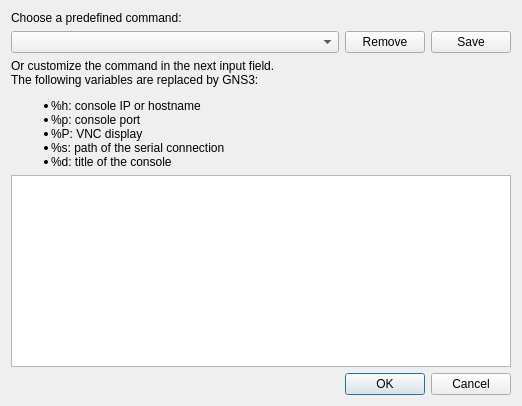
Before: the Qt Designer form gns3/ui/console_command_dialog.ui in mpplab/MNSS, drawn with Qt 5.
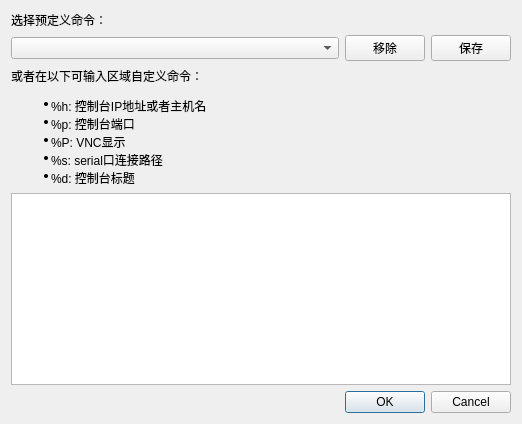
After: the same form once the commit is applied.

Patch:
```diff
--- a/gns3/ui/console_command_dialog.ui
+++ b/gns3/ui/console_command_dialog.ui
@@ -35,7 +35,7 @@
    <item>
     <widget class="QLabel" name="label_2">
      <property name="text">
-      <string>Choose a predefined command:</string>
+      <string>选择预定义命令：</string>
      </property>
     </widget>
    </item>
@@ -54,14 +54,14 @@
      <item>
       <widget class="QPushButton" name="uiRemovePushButton">
        <property name="text">
-        <string>Remove</string>
+        <string>移除</string>
        </property>
       </widget>
      </item>
      <item>
       <widget class="QPushButton" name="uiSavePushButton">
        <property name="text">
-        <string>Save</string>
+        <string>保存</string>
        </property>
       </widget>
      </item>
@@ -70,7 +70,7 @@
    <item>
     <widget class="QLabel" name="label">
      <property name="text">
-      <string>&lt;html&gt;&lt;head/&gt;&lt;body&gt;&lt;p&gt;Or customize the command in the next input field. &lt;br/&gt;The following variables are replaced by GNS3: &lt;/p&gt;&lt;ul style=&quot;margin-top: 0px; margin-bottom: 0px; margin-left: 0px; margin-right: 0px; -qt-list-indent: 1;&quot;&gt;&lt;li style=&quot; margin-top:12px; margin-bottom:0px; margin-left:0px; margin-right:0px; -qt-block-indent:0; text-indent:0px;&quot;&gt;%h: console IP or hostname&lt;/li&gt;&lt;li style=&quot; margin-top:0px; margin-bottom:0px; margin-left:0px; margin-right:0px; -qt-block-indent:0; text-indent:0px;&quot;&gt;%p: console port&lt;/li&gt;&lt;li style=&quot; margin-top:0px; margin-bottom:0px; margin-left:0px; margin-right:0px; -qt-block-indent:0; text-indent:0px;&quot;&gt;%P: VNC display&lt;/li&gt;&lt;li style=&quot; margin-top:0px; margin-bottom:0px; margin-left:0px; margin-right:0px; -qt-block-indent:0; text-indent:0px;&quot;&gt;%s: path of the serial connection&lt;/li&gt;&lt;li style=&quot; margin-top:0px; margin-bottom:12px; margin-left:0px; margin-right:0px; -qt-block-indent:0; text-indent:0px;&quot;&gt;%d: title of the console&lt;/li&gt;&lt;/ul&gt;&lt;/body&gt;&lt;/html&gt;</string>
+      <string>&lt;html&gt;&lt;head/&gt;&lt;body&gt;&lt;p&gt;或者在以下可输入区域自定义命令：&lt;/p&gt;&lt;ul style=&quot;margin-top: 0px; margin-bottom: 0px; margin-left: 0px; margin-right: 0px; -qt-list-indent: 1;&quot;&gt;&lt;li style=&quot; margin-top:12px; margin-bottom:0px; margin-left:0px; margin-right:0px; -qt-block-indent:0; text-indent:0px;&quot;&gt;%h: 控制台IP地址或者主机名&lt;/li&gt;&lt;li style=&quot; margin-top:0px; margin-bottom:0px; margin-left:0px; margin-right:0px; -qt-block-indent:0; text-indent:0px;&quot;&gt;%p: 控制台端口&lt;/li&gt;&lt;li style=&quot; margin-top:0px; margin-bottom:0px; margin-left:0px; margin-right:0px; -qt-block-indent:0; text-indent:0px;&quot;&gt;%P: VNC显示&lt;/li&gt;&lt;li style=&quot; margin-top:0px; margin-bottom:0px; margin-left:0px; margin-right:0px; -qt-block-indent:0; text-indent:0px;&quot;&gt;%s: serial口连接路径&lt;/li&gt;&lt;li style=&quot; margin-top:0px; margin-bottom:12px; margin-left:0px; margin-right:0px; -qt-block-indent:0; text-indent:0px;&quot;&gt;%d: 控制台标题&lt;/li&gt;&lt;/ul&gt;&lt;/body&gt;&lt;/html&gt;</string>
      </property>
      <property name="textFormat">
       <enum>Qt::RichText</enum>
```
Left out of the diff: 2 changed lines with no effect on the pictures.
